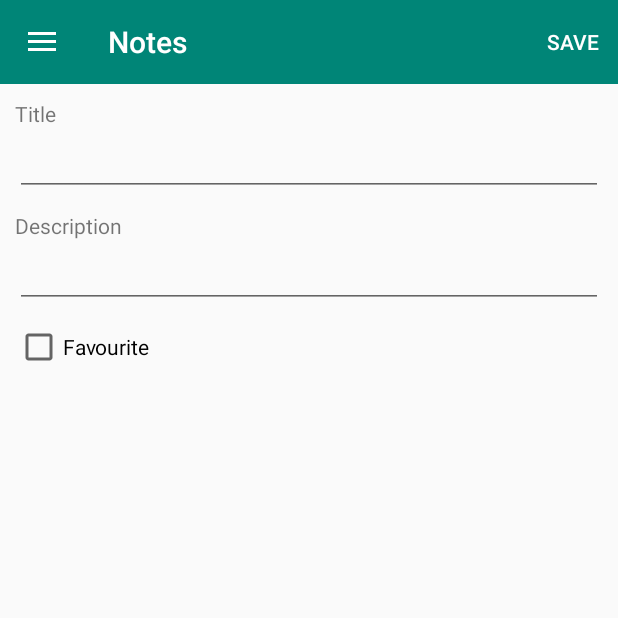
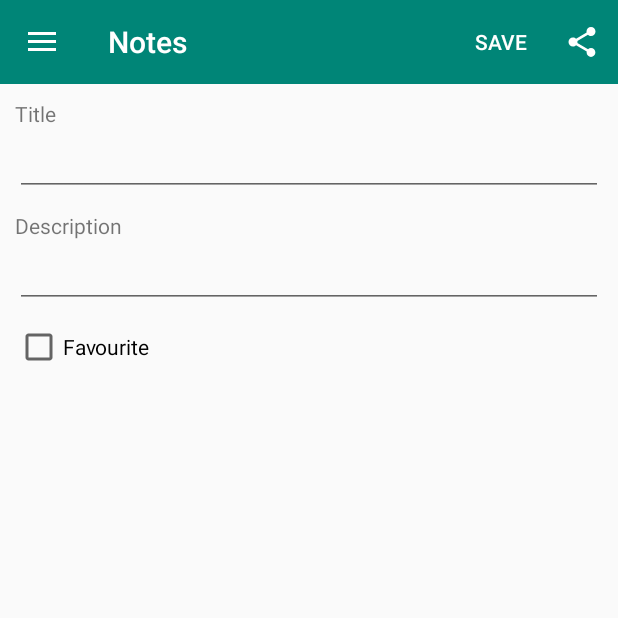
Before and after one commit to Andrei1993ak/D3GoalTask2, an Android app: the fragment CreateEditNoteFragment placed in its activity, on a phone screen of 412 x 824 dp, the top half of it. Run offline under Robolectric (Android 15) with nearby library versions, the phone set to English and light mode, and no system bars; our stand-ins replace ButterKnife; 1 statement that could not run was skipped.

Commit message:
network : task 5 : add share action : done

```diff
--- /dev/null
+++ b/app/src/main/res/drawable/ic_share.xml
@@ -0,0 +1,10 @@
+<vector xmlns:android="http://schemas.android.com/apk/res/android"
+    android:width="24dp"
+    android:height="24dp"
+    android:tint="#FFFFFF"
+    android:viewportWidth="24.0"
+    android:viewportHeight="24.0">
+    <path
+        android:fillColor="#FFFFFF"
+        android:pathData="M18,16.08c-0.76,0 -1.44,0.3 -1.96,0.77L8.91,12.7c0.05,-0.23 0.09,-0.46 0.09,-0.7s-0.04,-0.47 -0.09,-0.7l7.05,-4.11c0.54,0.5 1.25,0.81 2.04,0.81 1.66,0 3,-1.34 3,-3s-1.34,-3 -3,-3 -3,1.34 -3,3c0,0.24 0.04,0.47 0.09,0.7L8.04,9.81C7.5,9.31 6.79,9 6,9c-1.66,0 -3,1.34 -3,3s1.34,3 3,3c0.79,0 1.5,-0.31 2.04,-0.81l7.12,4.16c-0.05,0.21 -0.08,0.43 -0.08,0.65 0,1.61 1.31,2.92 2.92,2.92 1.61,0 2.92,-1.31 2.92,-2.92s-1.31,-2.92 -2.92,-2.92z" />
+</vector>
--- a/app/src/main/res/menu/menu_create_note.xml
+++ b/app/src/main/res/menu/menu_create_note.xml
@@ -3,7 +3,12 @@
     xmlns:app="http://schemas.android.com/apk/res-auto">
     <item
         android:id="@+id/action_save"
-        android:orderInCategory="300"
         android:title="@string/save"
-        app:showAsAction="always"/>
+        app:showAsAction="always" />
+
+    <item
+        android:id="@+id/action_share_note"
+        android:title="@string/share"
+        android:icon="@drawable/ic_share"
+        app:showAsAction="ifRoom" />
 </menu>
--- a/app/src/main/res/values/strings.xml
+++ b/app/src/main/res/values/strings.xml
@@ -11,6 +11,7 @@
     <string name="favourite_notes">Favourite</string>
     <string name="new_task">New Task</string>
     <string name="save">Save</string>
+    <string name="share">Share</string>
     <string name="edit">Edit</string>
     <string name="delete">Delete</string>
 
```
Also changed, not shown: app/src/main/java/com/github/andrei1993ak/mentoring/task2/activities/fragments/CreateEditNoteFragment.java (+61 -1 lines).
